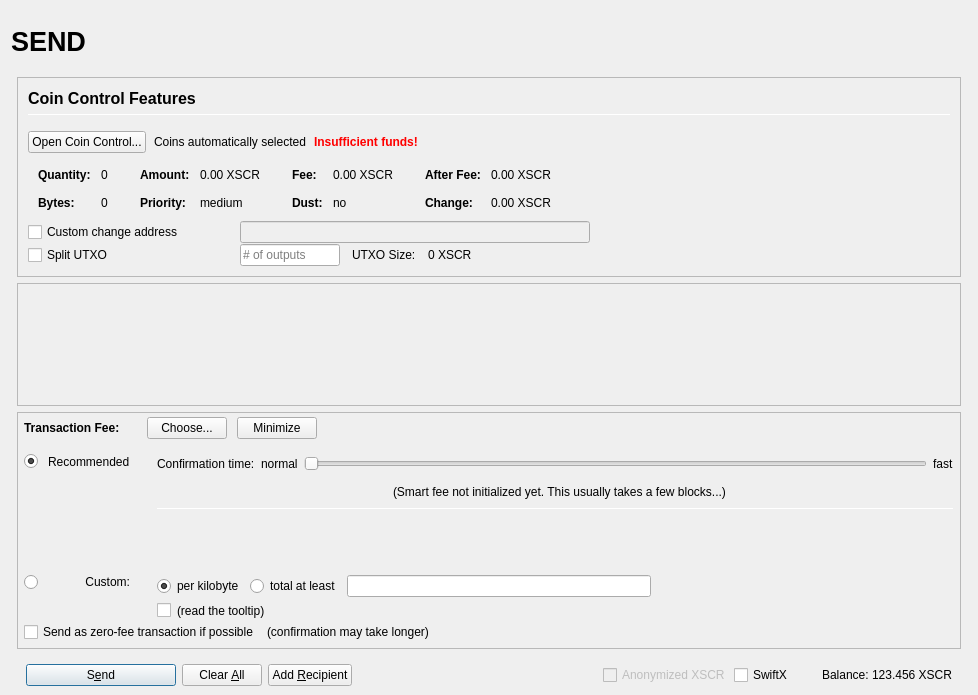
The window that src/qt/forms/sendcoinsdialog.ui (ortchi42/xsecurus) describes before a commit, drawn with Qt 5.
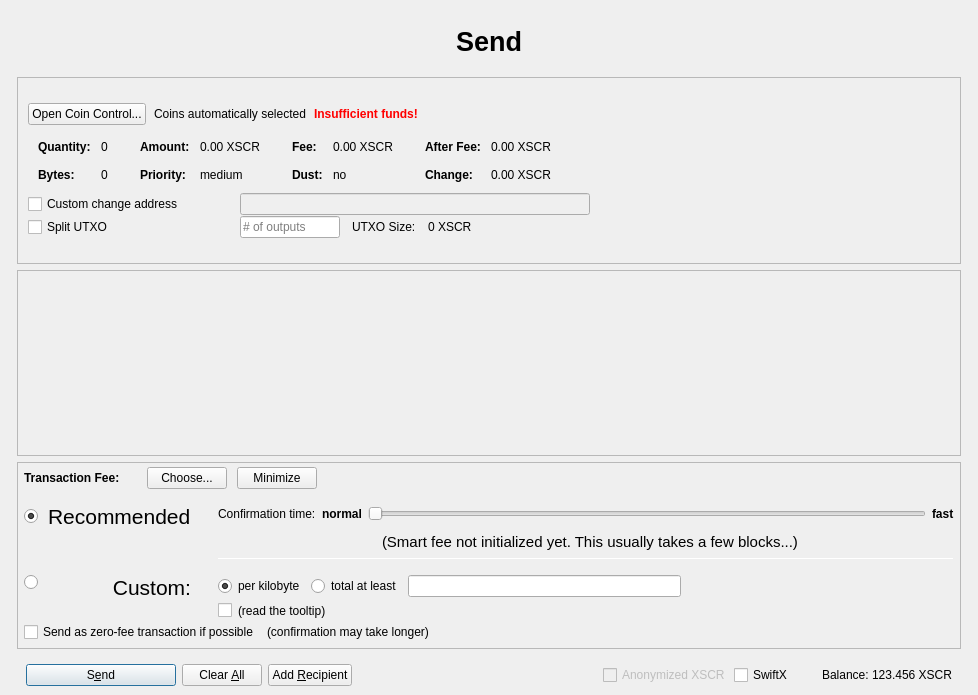
The same window after the commit. Icons and pictures are not drawn. Custom widgets are drawn as their Qt base class.

Diff of the .ui file:
```diff
--- a/src/qt/forms/sendcoinsdialog.ui
+++ b/src/qt/forms/sendcoinsdialog.ui
@@ -53,7 +53,7 @@
          <number>0</number>
         </property>
         <item>
-         <layout class="QHBoxLayout" name="horizontalLayout_Header" stretch="1,0,1">
+         <layout class="QHBoxLayout" name="horizontalLayout_Header" stretch="0">
           <property name="spacing">
            <number>6</number>
           </property>
@@ -79,50 +79,10 @@
              </font>
             </property>
             <property name="text">
-             <string>SEND</string>
+             <string>Send</string>
             </property>
             <property name="alignment">
-             <set>Qt::AlignLeading|Qt::AlignLeft|Qt::AlignVCenter</set>
-            </property>
-           </widget>
-          </item>
-          <item>
-           <spacer name="horizontalSpacer_Header">
-            <property name="orientation">
-             <enum>Qt::Horizontal</enum>
-            </property>
-            <property name="sizeHint" stdset="0">
-             <size>
-              <width>40</width>
-              <height>20</height>
-             </size>
-            </property>
-           </spacer>
-          </item>
-          <item>
-           <widget class="QLabel" name="labelOverviewHeaderRight">
-            <property name="minimumSize">
-             <size>
-              <width>464</width>
-              <height>60</height>
-             </size>
-            </property>
-            <property name="maximumSize">
-             <size>
-              <width>16777215</width>
-              <height>60</height>
-             </size>
-            </property>
-            <property name="font">
-             <font>
-              <pointsize>14</pointsize>
-             </font>
-            </property>
-            <property name="text">
-             <string/>
-            </property>
-            <property name="alignment">
-             <set>Qt::AlignRight|Qt::AlignTrailing|Qt::AlignVCenter</set>
+             <set>Qt::AlignCenter</set>
             </property>
            </widget>
           </item>
@@ -210,54 +170,6 @@
                   <property name="spacing">
                    <number>6</number>
                   </property>
-                  <item>
-                   <widget class="QLabel" name="labelCoinControlFeatures">
-                    <property name="sizePolicy">
-                     <sizepolicy hsizetype="Preferred" vsizetype="Maximum">
-                      <horstretch>0</horstretch>
-                      <verstretch>0</verstretch>
-                     </sizepolicy>
-                    </property>
-                    <property name="minimumSize">
-                     <size>
-                      <width>0</width>
-                      <height>20</height>
-                     </size>
-                    </property>
-                    <property name="font">
-                     <font>
-                      <pointsize>12</pointsize>
-                      <weight>75</weight>
-                      <bold>true</bold>
-                     </font>
-                    </property>
-                    <property name="styleSheet">
-                     <string notr="true">font-weight:bold;</string>
-                    </property>
-                    <property name="text">
-                     <string>Coin Control Features</string>
-                    </property>
-                   </widget>
-                  </item>
-                  <item>
-                   <widget class="Line" name="line">
-                    <property name="minimumSize">
-                     <size>
-                      <width>0</width>
-                      <height>1</height>
-                     </size>
-                    </property>
-                    <property name="maximumSize">
-                     <size>
-                      <width>16777215</width>
-                      <height>1</height>
-                     </size>
-                    </property>
-                    <property name="orientation">
-                     <enum>Qt::Horizontal</enum>
-                    </property>
-                   </widget>
-                  </item>
                  </layout>
                 </item>
                </layout>
@@ -272,6 +184,12 @@
                 </property>
                 <item>
                  <widget class="QPushButton" name="pushButtonCoinControl">
+                  <property name="sizePolicy">
+                   <sizepolicy hsizetype="Minimum" vsizetype="Fixed">
+                    <horstretch>0</horstretch>
+                    <verstretch>0</verstretch>
+                   </sizepolicy>
+                  </property>
                   <property name="styleSheet">
                    <string notr="true"/>
                   </property>
@@ -898,7 +816,7 @@
              <x>0</x>
              <y>0</y>
              <width>944</width>
-             <height>68</height>
+             <height>110</height>
             </rect>
            </property>
            <layout class="QVBoxLayout" name="verticalLayout_2" stretch="0,1">
@@ -1175,6 +1093,11 @@
                   </item>
                   <item row="3" column="1">
                    <widget class="QLabel" name="labelCustomFee">
+                    <property name="font">
+                     <font>
+                      <pointsize>16</pointsize>
+                     </font>
+                    </property>
                     <property name="text">
                      <string>Custom:</string>
                     </property>
@@ -1284,6 +1207,11 @@
                   </item>
                   <item row="1" column="1">
                    <widget class="QLabel" name="labelSmartFee_2">
+                    <property name="font">
+                     <font>
+                      <pointsize>16</pointsize>
+                     </font>
+                    </property>
                     <property name="text">
                      <string>Recommended</string>
                     </property>
@@ -1298,7 +1226,7 @@
                      <number>2</number>
                     </property>
                     <property name="bottomMargin">
-                     <number>20</number>
+                     <number>0</number>
                     </property>
                     <item>
                      <layout class="QHBoxLayout" name="horizontalLayoutFee9">
@@ -1314,6 +1242,12 @@
                       </item>
                       <item>
                        <widget class="QLabel" name="labelSmartFeeNormal">
+                        <property name="font">
+                         <font>
+                          <weight>75</weight>
+                          <bold>true</bold>
+                         </font>
+                        </property>
                         <property name="text">
                          <string>normal</string>
                         </property>
@@ -1358,6 +1292,12 @@
                       </item>
                       <item>
                        <widget class="QLabel" name="labelSmartFeeFast">
+                        <property name="font">
+                         <font>
+                          <weight>75</weight>
+                          <bold>true</bold>
+                         </font>
+                        </property>
                         <property name="text">
                          <string>fast</string>
                         </property>
@@ -1377,7 +1317,7 @@
                         </property>
                         <property name="sizeHint" stdset="0">
                          <size>
-                          <width>40</width>
+                          <width>100</width>
                           <height>20</height>
                          </size>
                         </property>
@@ -1395,6 +1335,11 @@
                       </item>
                       <item>
                        <widget class="QLabel" name="labelSmartFee2">
+                        <property name="font">
+                         <font>
+                          <pointsize>11</pointsize>
+                         </font>
+                        </property>
                         <property name="text">
                          <string>(Smart fee not initialized yet. This usually takes a few blocks...)</string>
                         </property>
@@ -1484,7 +1429,7 @@
                       <property name="sizeHint" stdset="0">
                        <size>
                         <width>20</width>
-                        <height>40</height>
+                        <height>10</height>
                        </size>
                       </property>
                      </spacer>
```
Left out of the diff: 22 changed lines with no effect on the pictures.
